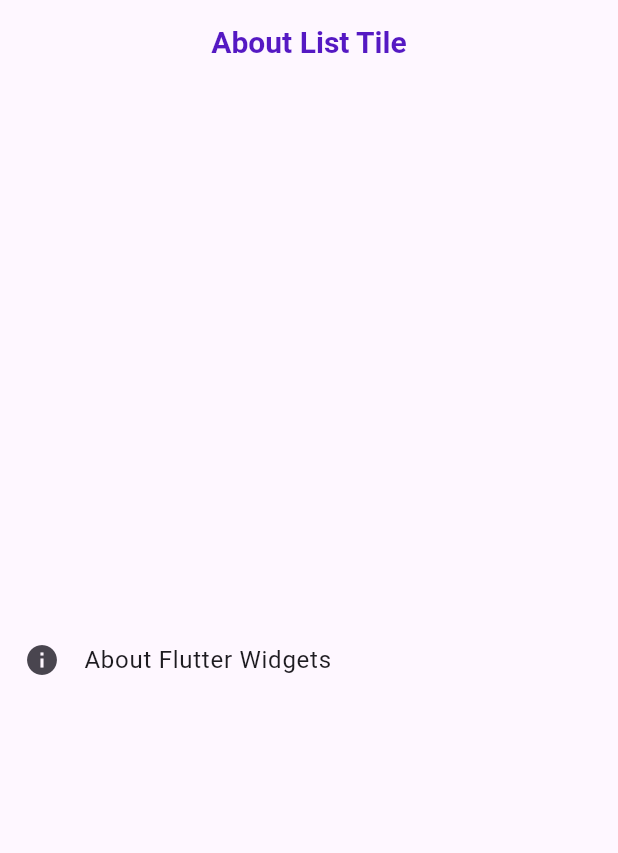
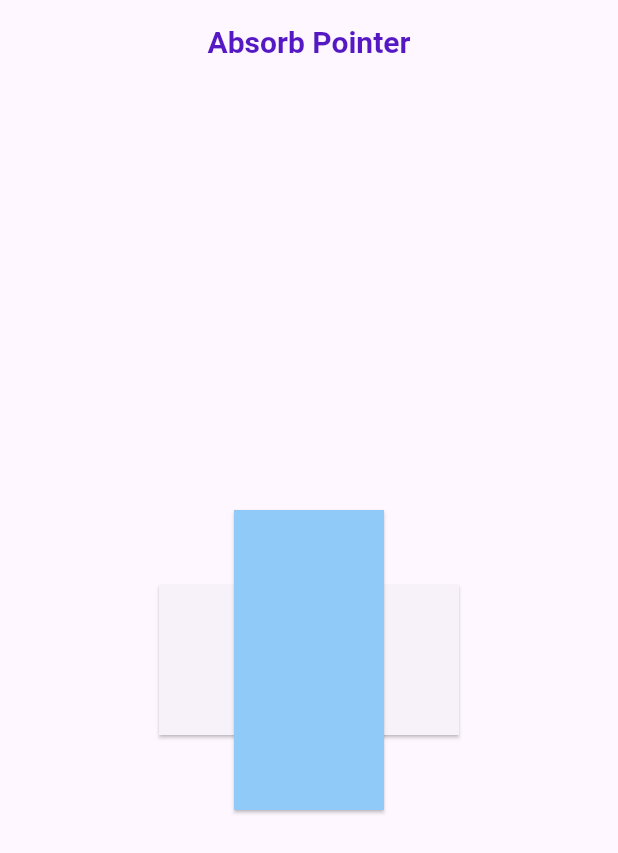
Before and after one commit to moshiurr4766/Flutter-Widgets-Focus-On-UI, a Flutter app: the screen it shows after launch, on a phone screen of 412 x 824 dp. Shown: the top 853 px of the screen. Run offline on Flutter 3.47's test engine with Material 3 defaults, Android fonts, the phone set to English and light mode, and no system bars.

Commit message:
Flutter AbsorbPointer Widget-3

```diff
--- /dev/null
+++ b/lib/Widgets_1_20/w003.dart
@@ -0,0 +1,68 @@
+import 'package:flutter/material.dart';
+
+class AbsorbPointerExample extends StatelessWidget {
+  const AbsorbPointerExample({super.key});
+
+  @override
+  Widget build(BuildContext context) {
+    return Scaffold(
+      appBar: AppBar(
+        title: const Text(
+          "Absorb Pointer",
+          style: TextStyle(
+            color: Color.fromARGB(255, 85, 25, 195),
+            fontSize: 20,
+            fontWeight: FontWeight.bold,
+          ),
+        ),
+        centerTitle: true,
+      ),
+      body: Center(
+        child: Stack(
+          alignment: AlignmentDirectional.center,
+          children: [
+            SizedBox(
+              height: 100,
+              width: 200,
+              child: AbsorbPointer(
+                absorbing: false,
+                child: ElevatedButton(
+                    style: ElevatedButton.styleFrom(
+                      shape: RoundedRectangleBorder(
+                        borderRadius: BorderRadius.zero,
+                      ),
+                    ),
+                    onPressed: () {}, child: null),
+
+              ),
+            ),
+
+            SizedBox(
+              height: 200,
+              width: 100,
+              child: AbsorbPointer(
+                absorbing: true,
+                child: ElevatedButton(
+                    style: ElevatedButton.styleFrom(
+                      backgroundColor: Colors.blue.shade200,
+                      shape: RoundedRectangleBorder(
+                        borderRadius: BorderRadius.zero,
+                      ),
+                    ),
+                    onPressed: () {}, child: null),
+
+              ),
+            ),
+          ],
+        ),
+      ),
+    );
+  }
+}
+
+// 📝 AbsorbPointer Note
+// ➤ Widget looks normal but blocks touch events.
+// ➤ Property: absorbing
+//    - true  → blocks interactions (default)
+//    - false → allows interactions
+// ➤ Stops child & parent widgets from getting gestures.
--- a/lib/main.dart
+++ b/lib/main.dart
@@ -1,7 +1,8 @@
 import 'package:flutter/material.dart';
-import 'package:flutter_widgets/Widgets/home.dart';
-import 'package:flutter_widgets/Widgets/w001.dart';
-import 'package:flutter_widgets/Widgets/w002.dart';
+import 'package:flutter_widgets/Widgets_1_20/home.dart';
+import 'package:flutter_widgets/Widgets_1_20/w001.dart';
+import 'package:flutter_widgets/Widgets_1_20/w002.dart';
+import 'package:flutter_widgets/Widgets_1_20/w003.dart';
 
 void main() {
   runApp(const MyWidget());
@@ -14,11 +15,12 @@ class MyWidget extends StatelessWidget {
   Widget build(BuildContext context) {
     return MaterialApp(
       debugShowCheckedModeBanner: false,
-      initialRoute: 'w002',
+      initialRoute: 'w003',
       routes: {
         '/': (context) => const MyAPP(),
         'w001': (context) => const AboutDialogExample(),
         'w002': (context) => const AboutListTileExample(),
+        'w003': (context) => const AbsorbPointerExample(),
       },
     );
   }
```
Also changed, not shown: Output/w003.png (added), lib/Widgets_1_20/home.dart (renamed from lib/Widgets/home.dart), lib/Widgets_1_20/w001.dart (renamed from lib/Widgets/w001.dart), lib/Widgets_1_20/w002.dart (renamed from lib/Widgets/w002.dart).
